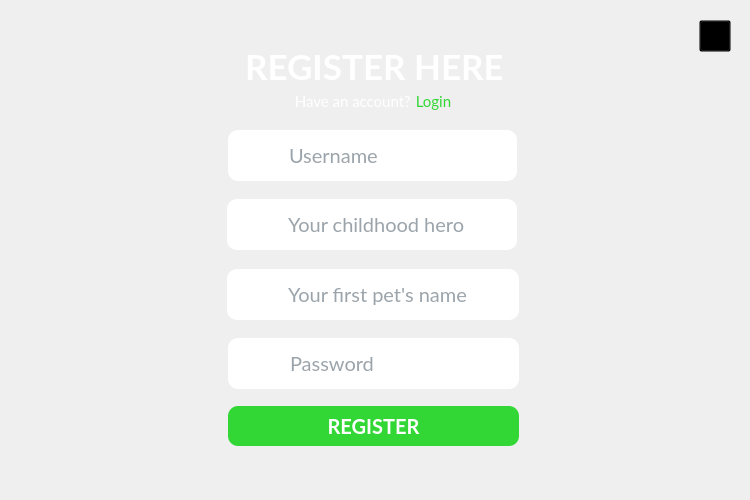
Akash-kafle/Expenditure_Traversing_system, file ui/register.ui: the form before one commit.
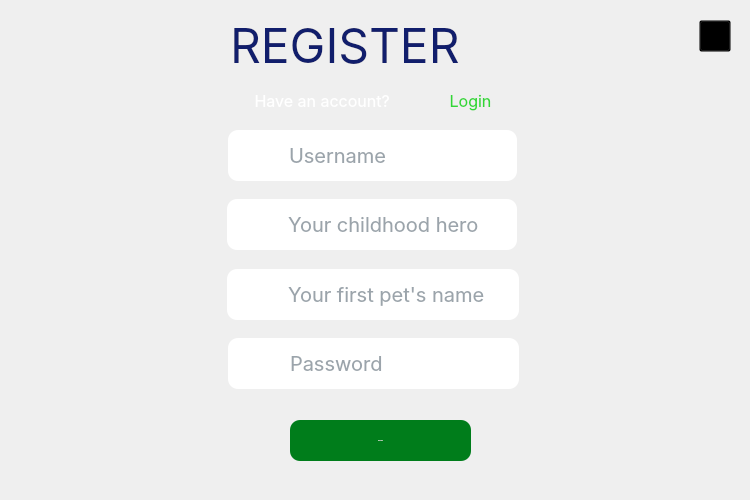
The form after the commit. Icons and pictures are not drawn.

What changed in the file:
```diff
--- a/ui/register.ui
+++ b/ui/register.ui
@@ -108,8 +108,10 @@
      </property>
      <property name="font">
       <font>
-       <family>Lato</family>
-       <pointsize>-1</pointsize>
+       <family>SF Pro Display</family>
+       <pointsize>10</pointsize>
+       <italic>false</italic>
+       <bold>false</bold>
       </font>
      </property>
      <property name="toolTip">
@@ -126,26 +128,26 @@
    <widget class="QLabel" name="registerHeader">
     <property name="geometry">
      <rect>
-      <x>245</x>
-      <y>45</y>
-      <width>257</width>
-      <height>42</height>
+      <x>230</x>
+      <y>20</y>
+      <width>301</width>
+      <height>51</height>
      </rect>
     </property>
     <property name="font">
      <font>
-      <family>Lato</family>
-      <pointsize>-1</pointsize>
-      <weight>75</weight>
-      <bold>true</bold>
+      <family>SF Pro Text</family>
+      <pointsize>36</pointsize>
+      <italic>false</italic>
+      <bold>false</bold>
      </font>
     </property>
     <property name="styleSheet">
-     <string notr="true">color: #fff;
-font-size: 35px;</string>
+     <string notr="true">color: rgb(17,30,108);
+font:  36pt &quot;SF Pro Text&quot;;</string>
     </property>
     <property name="text">
-     <string>REGISTER HERE</string>
+     <string>REGISTER</string>
     </property>
    </widget>
    <widget class="QGroupBox" name="passwordGroup">
@@ -174,8 +176,10 @@
      </property>
      <property name="font">
       <font>
-       <family>Lato</family>
+       <family>SF Pro Display</family>
        <pointsize>-1</pointsize>
+       <italic>false</italic>
+       <bold>false</bold>
       </font>
      </property>
      <property name="toolTip">
@@ -250,18 +254,18 @@
    <widget class="QPushButton" name="registerButton">
     <property name="geometry">
      <rect>
-      <x>228</x>
-      <y>406</y>
-      <width>291</width>
-      <height>40</height>
+      <x>290</x>
+      <y>420</y>
+      <width>181</width>
+      <height>41</height>
      </rect>
     </property>
     <property name="font">
      <font>
-      <family>Lato</family>
+      <family>SF Pro Text</family>
       <pointsize>-1</pointsize>
-      <weight>75</weight>
-      <bold>true</bold>
+      <italic>false</italic>
+      <bold>false</bold>
      </font>
     </property>
     <property name="cursor">
@@ -272,10 +276,10 @@
     </property>
     <property name="styleSheet">
      <string notr="true">#registerButton {
-	background-color: #32D736;
+	background-color:rgb(0,125,27);
 	border-radius: 10px;
 	color: #fff;
-	font-size: 20px;
+	font: 20px &quot;SF Pro Text&quot;;
 	padding: 8px;
 }
 
@@ -296,10 +300,10 @@
    <widget class="QGroupBox" name="haveAccount">
     <property name="geometry">
      <rect>
-      <x>293</x>
-      <y>87</y>
-      <width>161</width>
-      <height>31</height>
+      <x>230</x>
+      <y>80</y>
+      <width>271</width>
+      <height>51</height>
      </rect>
     </property>
     <property name="styleSheet">
@@ -308,19 +312,50 @@
     <property name="title">
      <string/>
     </property>
+    <widget class="QLabel" name="have_account_message">
+     <property name="geometry">
+      <rect>
+       <x>20</x>
+       <y>10</y>
+       <width>191</width>
+       <height>21</height>
+      </rect>
+     </property>
+     <property name="font">
+      <font>
+       <family>SF Pro Display</family>
+       <pointsize>12</pointsize>
+       <italic>false</italic>
+       <bold>false</bold>
+      </font>
+     </property>
+     <property name="styleSheet">
+      <string notr="true">font-size: 12pt;
+background-color: transparent;
+color: #fff;</string>
+     </property>
+     <property name="text">
+      <string> Have an account?</string>
+     </property>
+     <property name="buddy">
+      <cstring>login_button</cstring>
+     </property>
+    </widget>
     <widget class="QPushButton" name="login_button">
      <property name="geometry">
       <rect>
-       <x>120</x>
-       <y>0</y>
-       <width>41</width>
-       <height>28</height>
+       <x>210</x>
+       <y>10</y>
+       <width>61</width>
+       <height>21</height>
       </rect>
      </property>
      <property name="font">
       <font>
-       <family>Lato</family>
-       <pointsize>-1</pointsize>
+       <family>SF Pro Display</family>
+       <pointsize>12</pointsize>
+       <italic>false</italic>
+       <bold>false</bold>
       </font>
      </property>
      <property name="cursor">
@@ -331,7 +366,7 @@
      </property>
      <property name="styleSheet">
       <string notr="true">#login_button {
-	font-size: 15px;
+	font-size: 12pt;
 	background-color: transparent;
 	color: #32D736;
 }
@@ -344,33 +379,6 @@
       <string>Login</string>
      </property>
     </widget>
-    <widget class="QLabel" name="have_account_message">
-     <property name="geometry">
-      <rect>
-       <x>-2</x>
-       <y>4</y>
-       <width>121</width>
-       <height>21</height>
-      </rect>
-     </property>
-     <property name="font">
-      <font>
-       <family>Lato</family>
-       <pointsize>-1</pointsize>
-      </font>
-     </property>
-     <property name="styleSheet">
-      <string notr="true">font-size: 15px;
-background-color: transparent;
-color: #fff;</string>
-     </property>
-     <property name="text">
-      <string> Have an account?</string>
-     </property>
-     <property name="buddy">
-      <cstring>login_button</cstring>
-     </property>
-    </widget>
    </widget>
    <widget class="QGroupBox" name="question_2_group">
     <property name="geometry">
@@ -421,8 +429,10 @@
      </property>
      <property name="font">
       <font>
-       <family>Lato</family>
-       <pointsize>-1</pointsize>
+       <family>SF Pro Display</family>
+       <pointsize>10</pointsize>
+       <italic>false</italic>
+       <bold>false</bold>
       </font>
      </property>
      <property name="toolTip">
@@ -496,8 +506,10 @@
      </property>
      <property name="font">
       <font>
-       <family>Lato</family>
-       <pointsize>-1</pointsize>
+       <family>SF Pro Display</family>
+       <pointsize>10</pointsize>
+       <italic>false</italic>
+       <bold>false</bold>
       </font>
      </property>
      <property name="toolTip">
@@ -509,7 +521,7 @@
 	background-color: #fff;
 	border-top-right-radius: 10px;
 	border-bottom-right-radius: 10px;
-	font-size: 20px;
+	font-size: 10pt;
 	color: #374957;
 }
 
```
Left out of the diff: 28 changed lines with no effect on the pictures.
